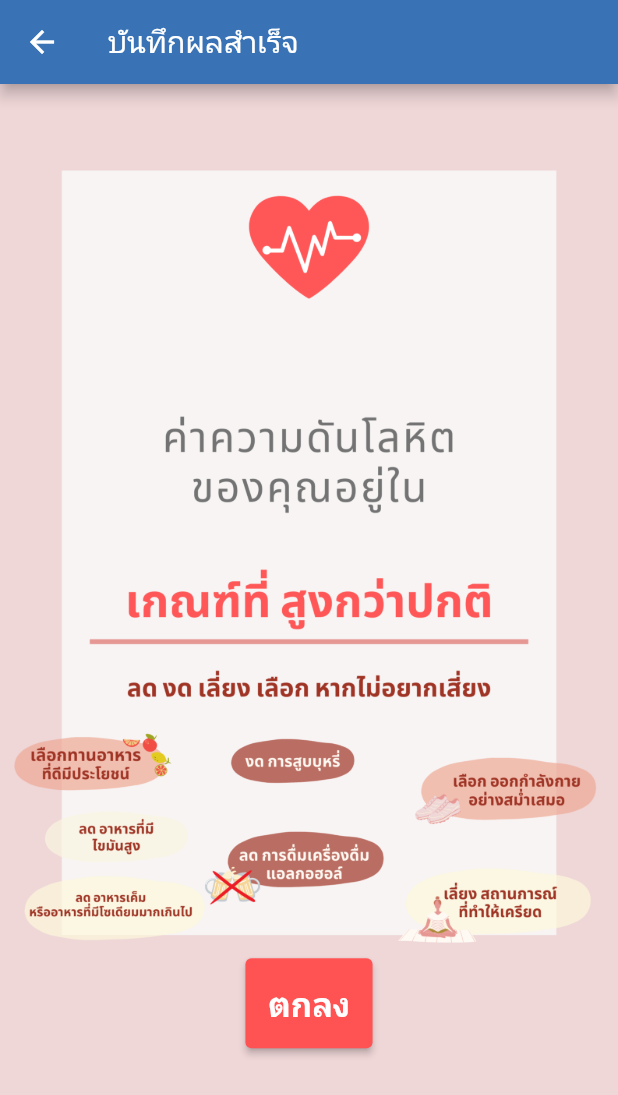
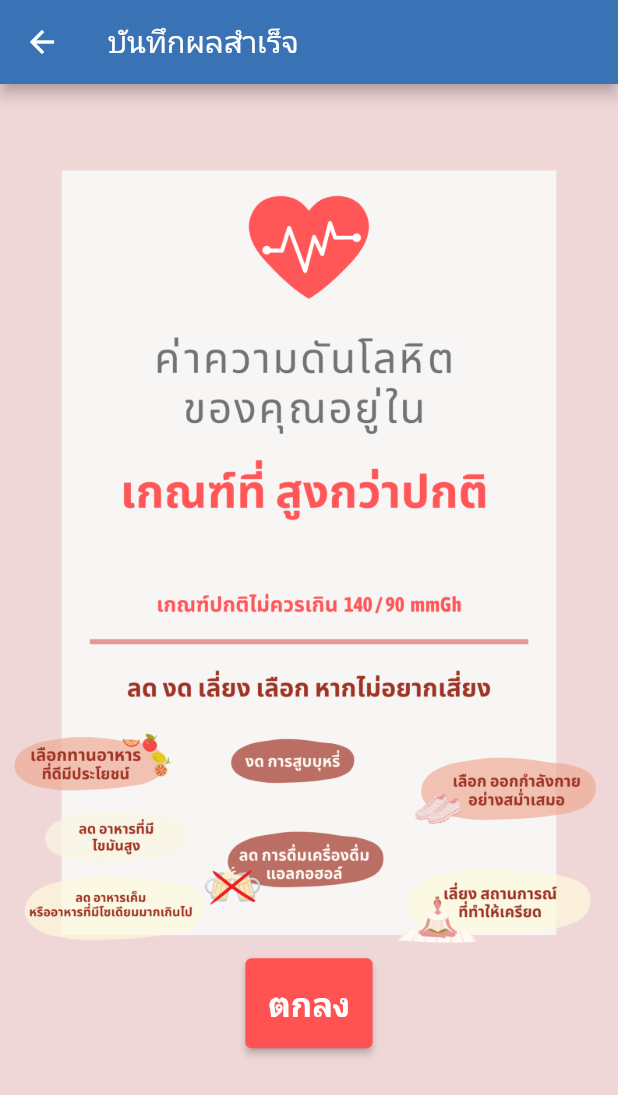
Before and after one commit to oomsinboy/PillNotification, a Flutter app: the HighPressure screen opened by its route, on a phone screen of 412 x 824 dp. Shown: the top 1095 px of the screen. Run offline on Flutter 3.47's test engine with Material 2 defaults, Android fonts, the phone set to English and light mode, and no system bars; our stand-ins replace bottom_navy_bar, cloud_firestore, date_picker_timeline, firebase_auth, firebase_core, fl_chart and 10 more; accounts and stored records are empty.

Commit message:
edit image pressure

```diff
--- a/lib/page/high_pressure.dart
+++ b/lib/page/high_pressure.dart
@@ -19,8 +19,7 @@ class _HighPressureState extends State<HighPressure> {
         child: Column(
           children: [
             Center(
-              child: Image(
-                  image: AssetImage('assets/image/high_pressure_edit.png')),
+              child: Image(image: AssetImage('assets/image/high_pressure.png')),
             ),
             ElevatedButton(
                 onPressed: () => Navigator.pop(context),
--- a/lib/page/normal_pressure.dart
+++ b/lib/page/normal_pressure.dart
@@ -18,7 +18,7 @@ class _NormalPressureState extends State<NormalPressure> {
       body: Center(
           child: Column(
         children: [
-          Image(image: AssetImage('assets/image/normal_pressure_edit.png')),
+          Image(image: AssetImage('assets/image/normal_pressure.png')),
           ElevatedButton(
               onPressed: () => Navigator.pop(context),
               style: ElevatedButton.styleFrom(
```
Also changed, not shown: assets/image/high_pressure.png (added), assets/image/high_pressure_edit.png (deleted), assets/image/normal_pressure.png (added), assets/image/normal_pressure_edit.png (deleted).
